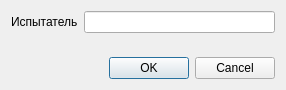
Old version of the form login.ui in the repository firef0xff/SSHGS01.
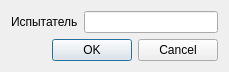
New version of the form.

```diff
--- a/login.ui
+++ b/login.ui
@@ -6,8 +6,8 @@
    <rect>
     <x>0</x>
     <y>0</y>
-    <width>286</width>
-    <height>90</height>
+    <width>229</width>
+    <height>69</height>
    </rect>
   </property>
   <property name="windowTitle">
```
